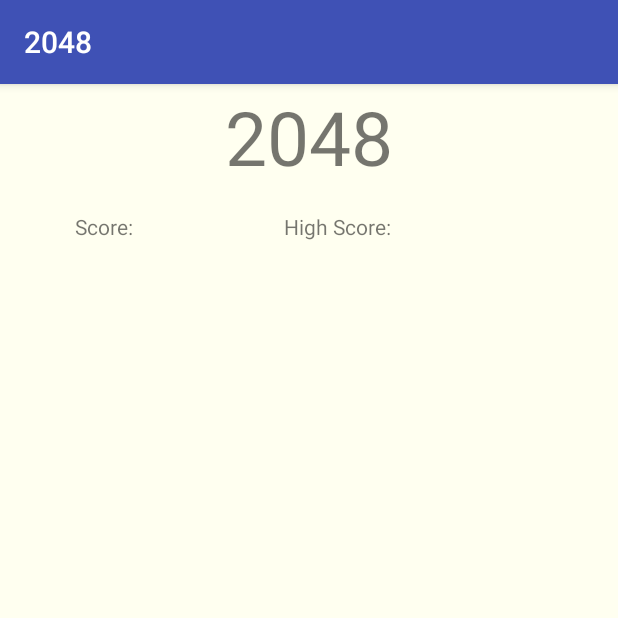
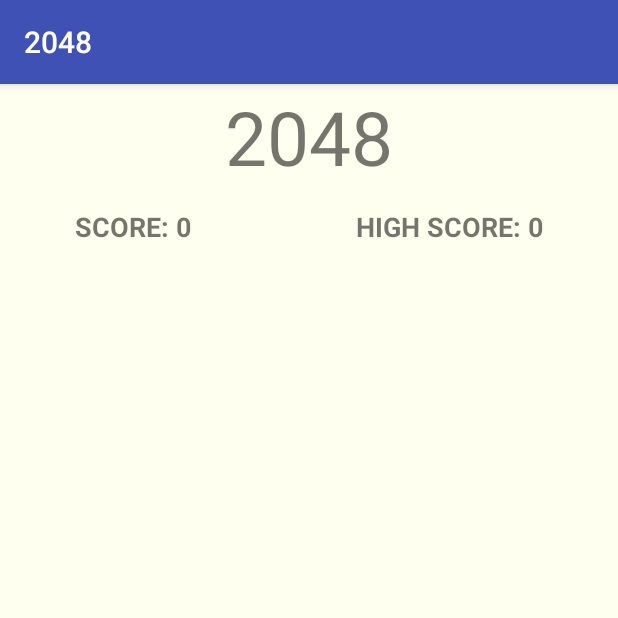
Before and after one commit to xfsero/2048, an Android app: the screen it shows after launch (MainActivity), on a phone screen of 412 x 824 dp, the top half of it. Run offline under Robolectric (Android 15) with nearby library versions, the phone set to English and light mode, and no system bars.

Commit message:
仍有部分bug

```diff
--- a/app/src/main/java/com/stupidwind/a2048/GameView.java
+++ b/app/src/main/java/com/stupidwind/a2048/GameView.java
@@ -1,16 +1,23 @@
 package com.stupidwind.a2048;
 
+import android.app.AlertDialog;
 import android.content.Context;
+import android.content.DialogInterface;
+import android.content.SharedPreferences;
 import android.util.AttributeSet;
+import android.util.Log;
 import android.view.GestureDetector;
 import android.view.MotionEvent;
 import android.widget.GridLayout;
+import android.widget.TextView;
 
 /**
  * Created by 蠢风 on 2017/9/6.
  */
 
 public class GameView extends GridLayout {
+
+    public static final String TAG = GridLayout.class.getSimpleName().toString();
 
     private static final int ROW_NUM = 4;   // 行数
     private static final int COL_NUM = 4;   // 列数
@@ -19,6 +26,7 @@ public class GameView extends GridLayout {
     private int gridWidth;  // 棋盘格子的宽度，根据屏幕大小来自动调整
     private GestureDetector mGestureDetector;
     private int mScore; // 分数
+    private int mHighScore; // 历史最高分数
 
     private ShowScoreListener mShowScoreListener;
     public void setShowScoreListener(ShowScoreListener listener) {
@@ -26,6 +34,7 @@ public class GameView extends GridLayout {
     }
     public interface ShowScoreListener {
         void showScore();
+        void updateHighScore();
     }
 
     public GameView(Context context) {
@@ -57,9 +66,16 @@ public class GameView extends GridLayout {
     /**
      * 开始新的游戏
      */
-    private void newGame() {
+    public void newGame() {
         this.removeAllViews();
+        // 更新历史最高得分
+        SharedPreferences sp = getContext().getSharedPreferences("stupidwind", Context.MODE_PRIVATE);
+        mHighScore = sp.getInt("high_score", 0);
+        if(mShowScoreListener != null) {
+            mShowScoreListener.updateHighScore();
+        }
         mScore = 0;
+        // 初始化所有格子 4x4
         for(int i = 0; i < ROW_NUM; i++) {
             for(int j = 0; j < COL_NUM; j++) {
                 cards[i][j] = new Card(getContext(), gridWidth);
@@ -72,6 +88,10 @@ public class GameView extends GridLayout {
 
     public int getScore() {
         return mScore;
+    }
+
+    public int getHighScore() {
+        return mHighScore;
     }
 
     /**
@@ -90,8 +110,38 @@ public class GameView extends GridLayout {
             int randNum = Math.random() > 0.2 ? 2 : 4;
             cards[row][col].setNumber(randNum);
         } else {
-            // 游戏结束
+            // 游戏结束，判断分数是否超过历史最高分数，并保存
+            Log.e(TAG, "GAME OVER");
+            if(mScore > mHighScore) {
+                mHighScore = mScore;
+                SharedPreferences sp = getContext().getSharedPreferences("stupidwind", Context.MODE_PRIVATE);
+                sp.edit().putInt("high_score", mHighScore);
+                if(mShowScoreListener != null) {
+                    mShowScoreListener.updateHighScore();
+                }
+            }
+            onGameOver();
         }
+    }
+
+    /**
+     * 游戏结束时执行的函数
+     */
+    private void onGameOver() {
+        new AlertDialog.Builder(getContext()).setTitle("GAME OVER")
+                .setMessage("YOU HAVE GOT " + mScore)
+                .setPositiveButton("RESTART", new DialogInterface.OnClickListener() {
+                    @Override
+                    public void onClick(DialogInterface dialog, int which) {
+                        newGame();
+                    }
+                })
+                .setNegativeButton("EXIT", new DialogInterface.OnClickListener() {
+                    @Override
+                    public void onClick(DialogInterface dialog, int which) {
+                        System.exit(0);
+                    }
+                }).show();
     }
 
     /**
@@ -136,7 +186,7 @@ public class GameView extends GridLayout {
     /**
      * 滑动操作
      * 以向左滑动为例，寻找下一个不为0的格子next
-     * 如果找不到下一个不为0的格子，则什么都不做
+     * 如果找不到下一个不为0的格子，则什么都不做， 否则：
      * 如果当前位置格子为0，则和next置换
      * 如果当前格子与next相等，则当前格子数值乘以2，next格子置为0
      * @param dir
--- a/app/src/main/java/com/stupidwind/a2048/MainActivity.java
+++ b/app/src/main/java/com/stupidwind/a2048/MainActivity.java
@@ -1,5 +1,8 @@
 package com.stupidwind.a2048;
 
+import android.app.AlertDialog;
+import android.content.DialogInterface;
+import android.content.SharedPreferences;
 import android.support.v7.app.AppCompatActivity;
 import android.os.Bundle;
 import android.widget.TextView;
@@ -24,6 +27,12 @@ public class MainActivity extends AppCompatActivity {
             public void showScore() {
                 tv_score.setText("SCORE: " + gameView.getScore());
             }
+
+            @Override
+            public void updateHighScore() {
+                tv_high_score.setText("HIGH SCORE: " + gameView.getHighScore());
+            }
         });
     }
+
 }
--- a/app/src/main/res/layout/activity_main.xml
+++ b/app/src/main/res/layout/activity_main.xml
@@ -14,27 +14,31 @@
         android:textSize="50dp"
         android:gravity="center" />
 
-    <LinearLayout
+    <RelativeLayout
         android:layout_width="match_parent"
         android:layout_height="50dp"
-        android:orientation="horizontal"
         android:gravity="center_vertical">
 
         <TextView
-            android:text="Score:"
+            android:text="SCORE: 0"
             android:id="@+id/tv_score"
+            android:textStyle="bold"
+            android:textSize="18dp"
+            android:layout_alignParentLeft="true"
             android:layout_marginLeft="50dp"
             android:layout_width="wrap_content"
             android:layout_height="wrap_content" />
         <TextView
-            android:text="High Score:"
+            android:text="HIGH SCORE: 0"
             android:id="@+id/tv_high_score"
-            android:layout_marginLeft="100dp"
-            android:gravity="right"
+            android:textStyle="bold"
+            android:textSize="18dp"
+            android:layout_marginRight="50dp"
+            android:layout_alignParentRight="true"
             android:layout_width="wrap_content"
             android:layout_height="wrap_content" />
 
-    </LinearLayout>
+    </RelativeLayout>
 
     <com.stupidwind.a2048.GameView
         android:id="@+id/gameview"
```
Also changed, not shown: app/src/main/java/com/stupidwind/a2048/Card.java (+0 -9 lines).
